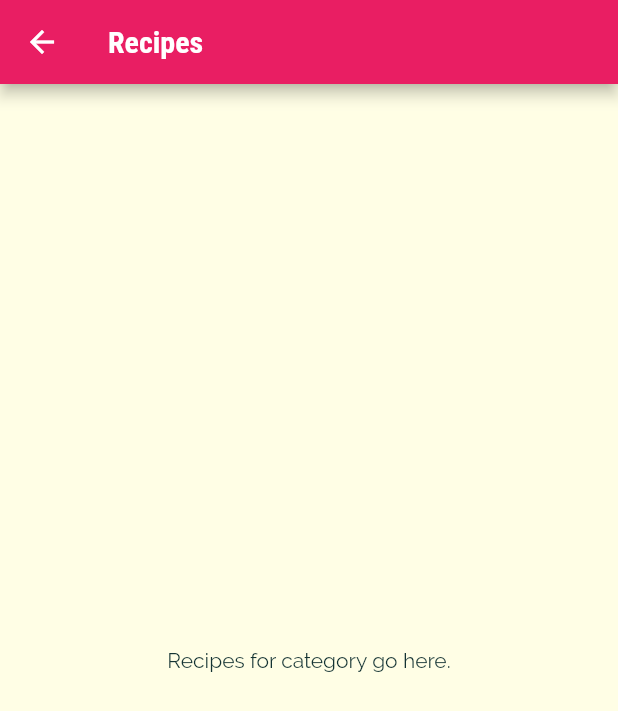
After one commit to PaulTA91/meals_app, a Flutter app: the screen it shows after launch, after a tap on "Italian", on a phone screen of 412 x 824 dp. The commit adds this screen. Shown: the top 711 px of the screen. Run offline on Flutter 3.47's test engine with Material 2 defaults, Android fonts, the phone set to English and light mode, and no system bars.

Commit message:
Lesson 163: Navigating to a new page

```diff
--- a/lib/category_item.dart
+++ b/lib/category_item.dart
@@ -1,4 +1,5 @@
 import 'package:flutter/material.dart';
+import './category_meals_screen.dart';
 
 class CategoryItem extends StatelessWidget {
   final String title;
@@ -6,9 +7,23 @@ class CategoryItem extends StatelessWidget {
 
   CategoryItem(this.title, this.color);
 
+  void selectCategory(BuildContext ctx) {
+    Navigator.of(ctx).push(
+      MaterialPageRoute(
+        builder: (_) {
+          return CategoryMealsScreen();
+        },
+      ),
+    );
+  }
+
   @override
   Widget build(BuildContext context) {
-    return Container(
+    return InkWell(
+      onTap: () => selectCategory(context),
+      splashColor: Theme.of(context).colorScheme.primary,
+      borderRadius: BorderRadius.circular(15),
+      child: Container(
         padding: const EdgeInsets.all(15),
         child: Text(
           title,
@@ -25,6 +40,7 @@ class CategoryItem extends StatelessWidget {
           ),
           borderRadius: BorderRadius.circular(15),
         ),
+      ),
     );
   }
 }
--- /dev/null
+++ b/lib/category_meals_screen.dart
@@ -0,0 +1,15 @@
+import 'package:flutter/material.dart';
+
+class CategoryMealsScreen extends StatelessWidget {
+  @override
+  Widget build(BuildContext context) {
+    return Scaffold(
+      appBar: AppBar(
+        title: Text("Recipes"),
+      ),
+      body: Center(
+        child: Text("Recipes for category go here."),
+      ),
+    );
+  }
+}
```
Lines whose indentation alone changed are shown as unchanged.
